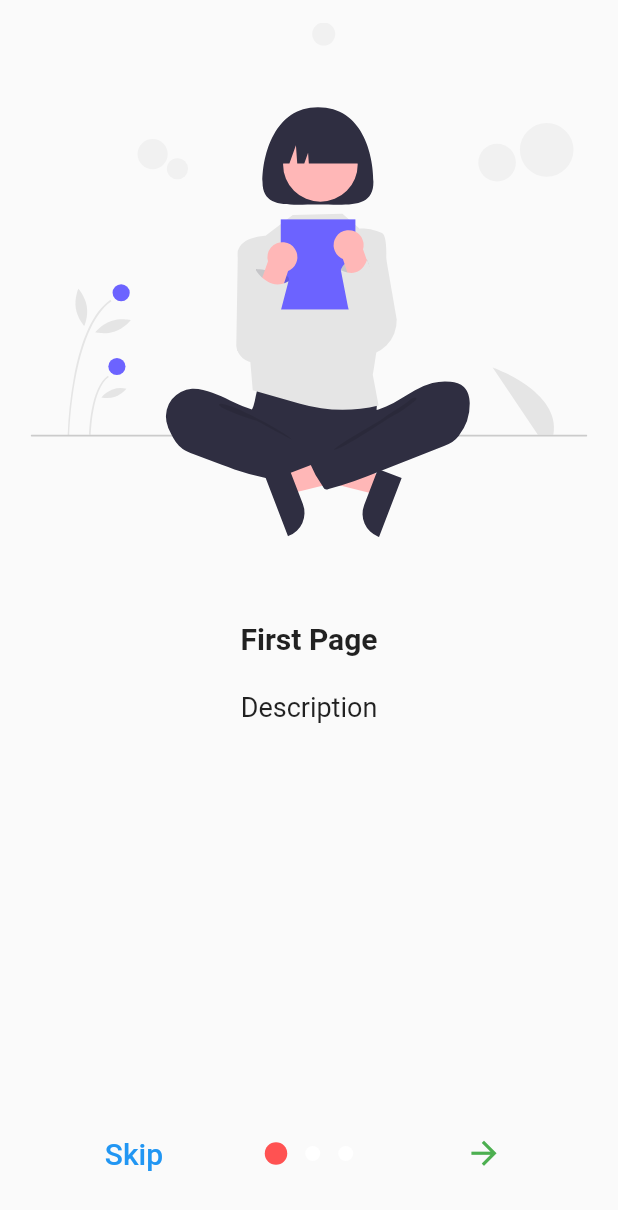
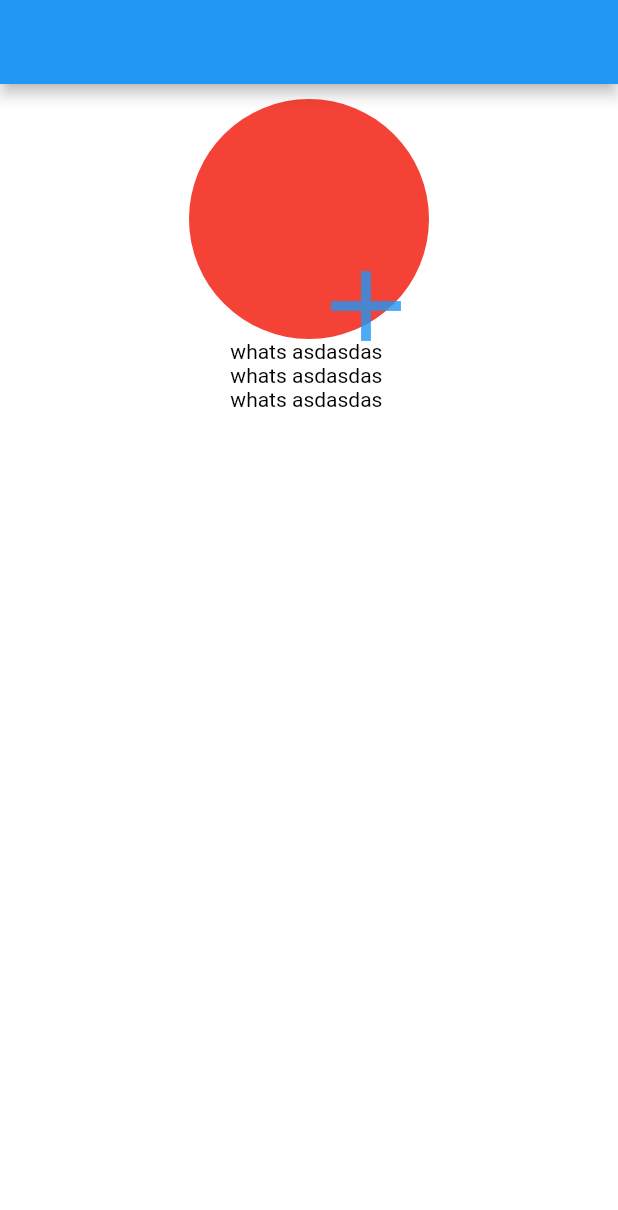
Before and after one commit to shurazlfc/academy_shell, a Flutter app: the screen it shows after launch, on a phone screen of 412 x 824 dp. Shown: the top 1210 px of the screen. Run offline on Flutter 3.47's test engine with Material 2 defaults, Android fonts, the phone set to English and light mode, and no system bars; drawn by our look-alikes of introduction_screen; our stand-ins replace flutter_bloc, flutter_svg, image_picker, material_design_icons_flutter, pinput, shared_preferences.

Commit message:
first commit

```diff
--- a/lib/main.dart
+++ b/lib/main.dart
@@ -8,7 +8,10 @@ import 'package:academy_shell/pages/bottomnavigationpages/MainScreen.dart';
 import 'package:academy_shell/pages/intropages/onboarding_screen.dart';
 
 import 'package:academy_shell/routes/route_handler.dart';
+import 'package:academy_shell/widgets/Theme/themeprovider.dart';
+import 'package:academy_shell/widgets/profile_page2.dart';
 import 'package:flutter/material.dart';
+import 'package:provider/provider.dart';
 import 'package:shared_preferences/shared_preferences.dart';
 
 String accessToken = "";
@@ -59,20 +62,26 @@ class _MyAppState extends State<MyApp> {
 
   @override
   Widget build(BuildContext context) {
+    return ChangeNotifierProvider(create: (context) => ThemeProvider(),
+    builder: (context, _) {
+    final themeProvider = Provider.of<ThemeProvider>(context);
       return MaterialApp(
-      // theme: ThemeData.dark(),
+        themeMode: themeProvider.themeMode,
+        theme: MyThemes.lightTheme,
+        darkTheme: MyThemes.darkTheme,
         title: "Academy Shell",
         // theme: ThemeData.dark(),
-      // home: TestingApi(),
+        home: ProfilePageTwo(),
         // initialRoute: onboardingDisplayed
         //     ? OnboardingScreen.routeName
         //     : LoginPage.routeName,
-      onGenerateRoute: RouteHandler.generateRoute,
-      home: !(widget.onboardingDisplayed)
-          ? OnboardingScreen()
-          : (accessToken.isNotEmpty)
-              ? MainScreen()
-              : LoginPage(),
+        // onGenerateRoute: RouteHandler.generateRoute,
+        // home: !(widget.onboardingDisplayed)
+        //     ? OnboardingScreen()
+        //     : (accessToken.isNotEmpty)
+        //         ? MainScreen()
+        //         : LoginPage(),
+      );},
     );
   }
 }
--- a/lib/services/login.dart
+++ b/lib/services/login.dart
@@ -28,7 +28,7 @@ class Login {
 
       var loginData = LoginResponse.fromJson(bodyData);
 
-    print(loginData);
+
     return loginData;
   //  Ncell@1558
 
--- /dev/null
+++ b/lib/widgets/Theme/themeprovider.dart
@@ -0,0 +1,47 @@
+import 'package:flutter/material.dart';
+import 'package:flutter/scheduler.dart';
+
+class ThemeProvider with ChangeNotifier {
+  ThemeMode themeMode = ThemeMode.system;
+  bool get isDarkMode{
+    if (themeMode == ThemeMode.system) {
+      final brightness = SchedulerBinding.instance.window.platformBrightness;
+      return brightness == Brightness.dark;
+    }
+    else{
+      return themeMode == ThemeMode.dark;
+    }
+  }
+  void toggleTheme(bool isOn){
+    themeMode = isOn? ThemeMode.dark : ThemeMode.light;
+    notifyListeners();
+  }
+}
+
+class MyThemes {
+  static final darkTheme = ThemeData(
+    scaffoldBackgroundColor: Colors.grey,
+    textTheme: const TextTheme(
+      bodyText2: TextStyle(
+      color: Colors.white,
+      ),
+    ),
+    primaryColor: Colors.black,
+    colorScheme: const ColorScheme.dark(),
+    iconTheme: const IconThemeData(color: Colors.white, opacity: 0.8),
+    shadowColor: Colors.white.withOpacity(0.4),
+  );
+  static final lightTheme = ThemeData(
+    scaffoldBackgroundColor: Colors.white,
+    textTheme: const TextTheme(
+      bodyText2: TextStyle(
+        color: Colors.black,
+      ),
+    ),
+    primaryColor: Colors.white,
+    colorScheme: const ColorScheme.light(),
+    iconTheme: const IconThemeData(color: Colors.blue, opacity: 0.8),
+    appBarTheme: const AppBarTheme(color: Colors.blue),
+    shadowColor: Colors.grey.withOpacity(0.2),
+  );
+}
--- /dev/null
+++ b/lib/widgets/profile_page2.dart
@@ -0,0 +1,89 @@
+import 'dart:io';
+
+import 'package:flutter/cupertino.dart';
+import 'package:flutter/material.dart';
+import 'package:image_picker/image_picker.dart';
+
+class ProfilePageTwo extends StatefulWidget {
+  const ProfilePageTwo({Key? key}) : super(key: key);
+
+  @override
+  _ProfilePageTwoState createState() => _ProfilePageTwoState();
+}
+
+class _ProfilePageTwoState extends State<ProfilePageTwo> {
+  File? imagePicked;
+
+  Future<XFile?> pickedImage(ImageSource source) async {
+    return await ImagePicker().pickImage(source: source);
+  }
+
+  AlertDialog alertbox() {
+    return AlertDialog(
+      title: const Text("Change Photo"),
+      content: const Text("Choose Source"),
+      actions: [
+        TextButton(
+            onPressed: () async {
+              XFile? file = await pickedImage(ImageSource.camera);
+              setState(() {
+                imagePicked = File(file!.path);
+              });
+            },
+            child: const Text("Camera")),
+        TextButton(
+            onPressed: () async {
+              XFile? file = await pickedImage(ImageSource.gallery);
+              setState(() {
+                imagePicked = File(file!.path);
+              });
+            },
+            child: const Text("Gallery"))
+      ],
+    );
+  }
+
+  @override
+  Widget build(BuildContext context) {
+    return Scaffold(
+      appBar: AppBar(),
+      body: Center(
+        child: Column(
+
+          children: [
+            SizedBox(
+              height: 10,
+            ),
+            Stack(children: [
+              imagePicked != null
+                  ? CircleAvatar(
+                      backgroundImage: FileImage(imagePicked!),
+                      radius: 80,
+                    )
+                  : const CircleAvatar(backgroundColor: Colors.red, radius: 80),
+              Positioned(
+                left: 70,
+                top: 90,
+                child: IconButton(
+                    onPressed: () async {
+                      showDialog(
+                          context: context,
+                          builder: (context) {
+                            return alertbox();
+                          });
+                    },
+                    icon: Icon(
+                      Icons.add,
+                      size: 80,
+                    )),
+              ),
+            ]),
+            Text('whats asdasdas '),
+            Text('whats asdasdas '),
+            Text('whats asdasdas '),
+          ],
+        ),
+      ),
+    );
+  }
+}
--- a/pubspec.yaml
+++ b/pubspec.yaml
@@ -43,6 +43,7 @@ dependencies:
   material_design_icons_flutter: null
   pinput: ^2.2.7
   provider: ^6.0.2
+  image_picker: ^0.8.5
   shared_preferences: ^2.0.13
 flutter_native_splash:
 
```
Also changed, not shown: lib/CurvedNavigationbar/curved_navigation_bar.dart (+4 -3 lines), lib/dummy_api/dummy_api.dart (added, +42 -0 lines), lib/dummy_api/dummy_api_model.dart (added, +15 -0 lines), lib/dummy_data/dummy_data.dart (added, +10 -0 lines), lib/models/profile_page_model.dart (added, +21 -0 lines), lib/pages/bottomnavigationpages/Academy_screen.dart (+11 -3 lines), lib/pages/bottomnavigationpages/MainScreen.dart (+34 -7 lines), lib/pages/bottomnavigationpages/User_management_screen.dart (+9 -4 lines), lib/pages/bottomnavigationpages/student_screen.dart (+8 -3 lines), lib/pages/bottomnavigationpages/transport_screen.dart (+8 -3 lines), lib/pages/bottomnavigationpages/websitemanagementscreen.dart (+8 -3 lines), lib/pages/intropages/login_page.dart (+6 -1 lines), lib/widgets/Theme/theme_toggle_switch.dart (added, +24 -0 lines), lib/widgets/profile_page.dart (added, +190 -0 lines), 1 more files, 1 other file. Lines whose indentation alone changed are shown as unchanged.
